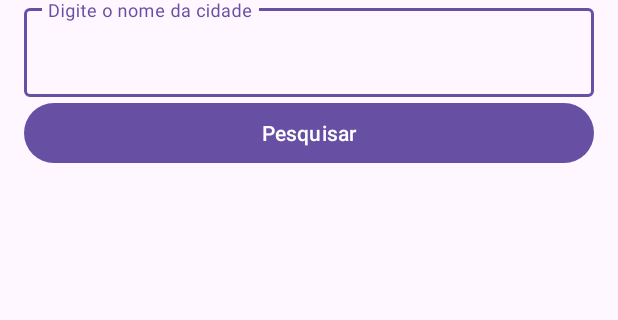
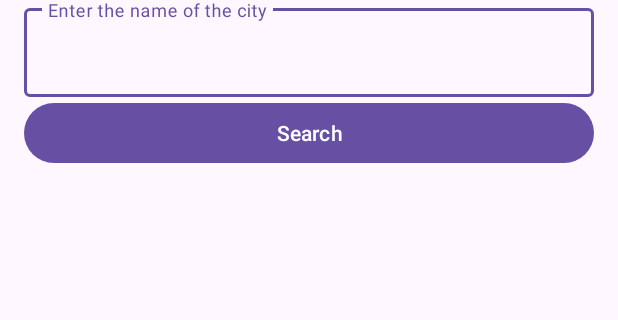
Before and after one commit to SamuelRocha91/kotlinWeatherApp, an Android app: the screen it shows after launch (MainActivity), on a phone screen of 412 x 824 dp, the part 347-667 px from its top. Run offline under Robolectric (Android 15) with nearby library versions, the phone set to English and light mode, and no system bars.

Commit message:
feat: cria arquivos valuesxml para internacionalização

```diff
--- a/app/src/main/res/layout/activity_main.xml
+++ b/app/src/main/res/layout/activity_main.xml
@@ -37,7 +37,7 @@
             android:layout_width="match_parent"
             android:layout_height="wrap_content"
             android:layout_marginTop="10dp"
-            android:hint="Digite o nome da cidade"
+            android:hint="@string/placeholder_text"
             android:inputType="text"
             android:textColorHighlight="#070707"
             android:textSize="18sp" />
@@ -47,12 +47,12 @@
         android:id="@+id/search_btn"
         android:layout_width="0dp"
         android:layout_height="wrap_content"
-        android:text="Pesquisar"
+        android:layout_marginHorizontal="16dp"
+        android:text="@string/btn_text"
+        app:layout_constraintEnd_toEndOf="parent"
+        app:layout_constraintStart_toStartOf="parent"
         app:layout_constraintTop_toBottomOf="@id/textInputLayout"
-        app:layout_constraintStart_toStartOf="parent"
-        app:layout_constraintEnd_toEndOf="parent"
-        android:layout_marginHorizontal="16dp"
-        android:layout_marginBottom="16dp" />
+        tools:text="@string/btn_text" />
 
     <TextView
         android:id="@+id/main_date_dt"
--- a/app/src/main/res/values/strings.xml
+++ b/app/src/main/res/values/strings.xml
@@ -1,3 +1,5 @@
 <resources>
-    <string name="app_name">weatherApp</string>
+    <string name="app_name">WeatherApp</string>
+    <string name="placeholder_text">Enter the name of the city</string>
+    <string name="btn_text">Search</string>
 </resources>
```
Also changed, not shown: 5 other files.
